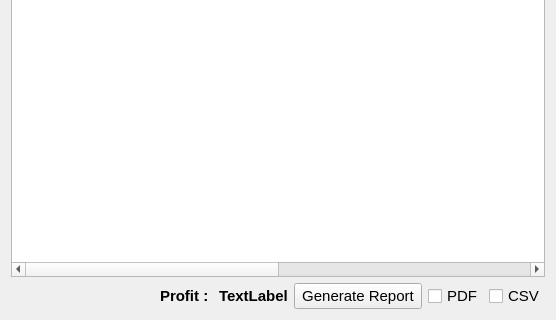
Above: estorecpp/revenuemasterreport.ui from Watti/estorecpp before the change; both pictures show x 0 to 556 and y 166 to 486 of the 556 by 486 pixel window. Below: the same form after it.
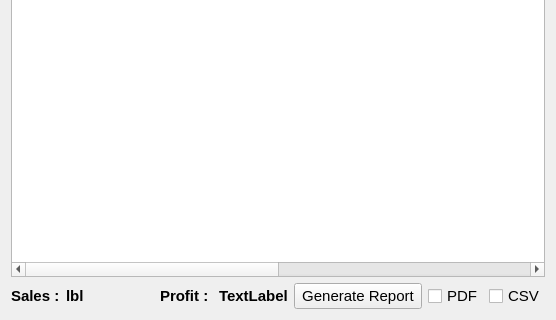
That is the form after the change.

Commit message: new field has been added to revenue master report

The edit to the form file:
```diff
--- a/estorecpp/revenuemasterreport.ui
+++ b/estorecpp/revenuemasterreport.ui
@@ -126,6 +126,34 @@
    </item>
    <item>
     <layout class="QHBoxLayout" name="horizontalLayout">
+     <item>
+      <widget class="QLabel" name="label_3">
+       <property name="font">
+        <font>
+         <pointsize>11</pointsize>
+         <weight>75</weight>
+         <bold>true</bold>
+        </font>
+       </property>
+       <property name="text">
+        <string>Sales :</string>
+       </property>
+      </widget>
+     </item>
+     <item>
+      <widget class="QLabel" name="salesLbl">
+       <property name="font">
+        <font>
+         <pointsize>11</pointsize>
+         <weight>75</weight>
+         <bold>true</bold>
+        </font>
+       </property>
+       <property name="text">
+        <string>lbl</string>
+       </property>
+      </widget>
+     </item>
      <item>
       <spacer name="horizontalSpacer_2">
        <property name="orientation">
```
The commit also changes 2 other files.
